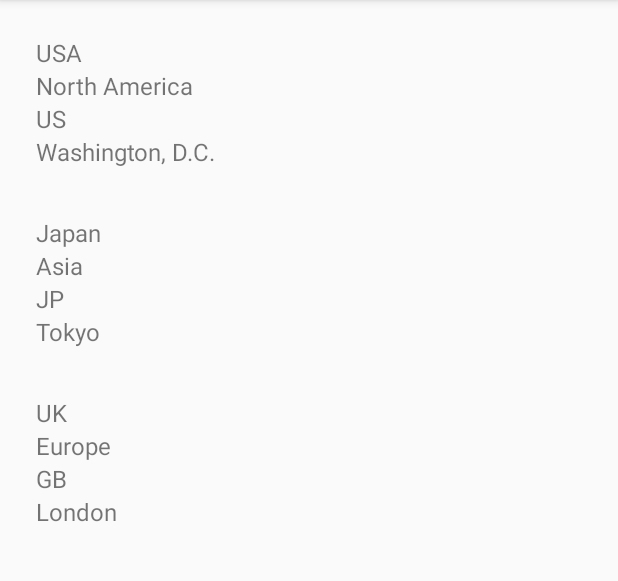
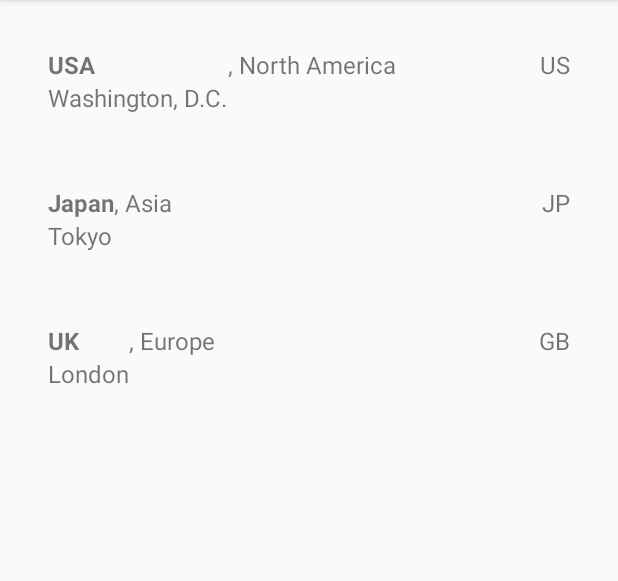
Before and after one commit to sealightclock/CountryViewer, an Android app built with Jetpack Compose: the screen it shows after launch (MainActivity), on a phone screen of 412 x 824 dp, the part 84-665 px from its top. Run offline under Robolectric (Android 15) with nearby library versions, the phone set to English and light mode, and no system bars.

Commit message:
9th commit: Display country data (name, region, code, capital) in the specified format.

```diff
--- a/app/src/main/res/layout/item_country.xml
+++ b/app/src/main/res/layout/item_country.xml
@@ -4,24 +4,43 @@ android:layout_width="match_parent"
     android:layout_height="wrap_content"
     android:padding="16dp"
     android:orientation="vertical">
+    <GridLayout
+        android:layout_width="match_parent"
+        android:layout_height="wrap_content"
+        android:columnCount="4"
+        android:rowCount="2"
+        android:padding="8dp">
         <TextView
             android:id="@+id/countryName"
-        android:layout_width="match_parent"
+            android:layout_width="wrap_content"
             android:layout_height="wrap_content"
+            android:layout_columnSpan="1"
+            android:textStyle="bold"
+            android:textSize="16sp" />
+        <TextView
+            android:text=", "
+            android:layout_width="wrap_content"
+            android:layout_height="wrap_content"
+            android:layout_columnSpan="1"
             android:textSize="16sp" />
         <TextView
             android:id="@+id/countryRegion"
-        android:layout_width="match_parent"
+            android:layout_width="wrap_content"
             android:layout_height="wrap_content"
+            android:layout_columnSpan="1"
             android:textSize="16sp" />
         <TextView
             android:id="@+id/countryCode"
-        android:layout_width="match_parent"
+            android:layout_width="wrap_content"
             android:layout_height="wrap_content"
+            android:layout_columnSpan="1"
+            android:layout_gravity="end"
             android:textSize="16sp" />
         <TextView
             android:id="@+id/countryCapital"
-        android:layout_width="match_parent"
+            android:layout_width="wrap_content"
             android:layout_height="wrap_content"
+            android:layout_columnSpan="1"
             android:textSize="16sp" />
+    </GridLayout>
 </LinearLayout>
```
Lines whose indentation alone changed are shown as unchanged.
